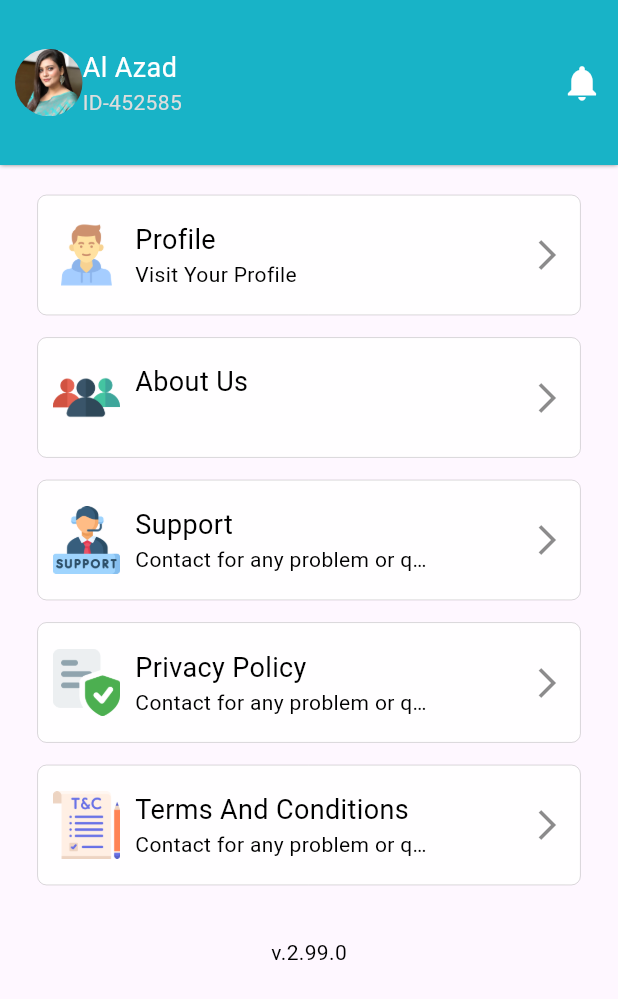
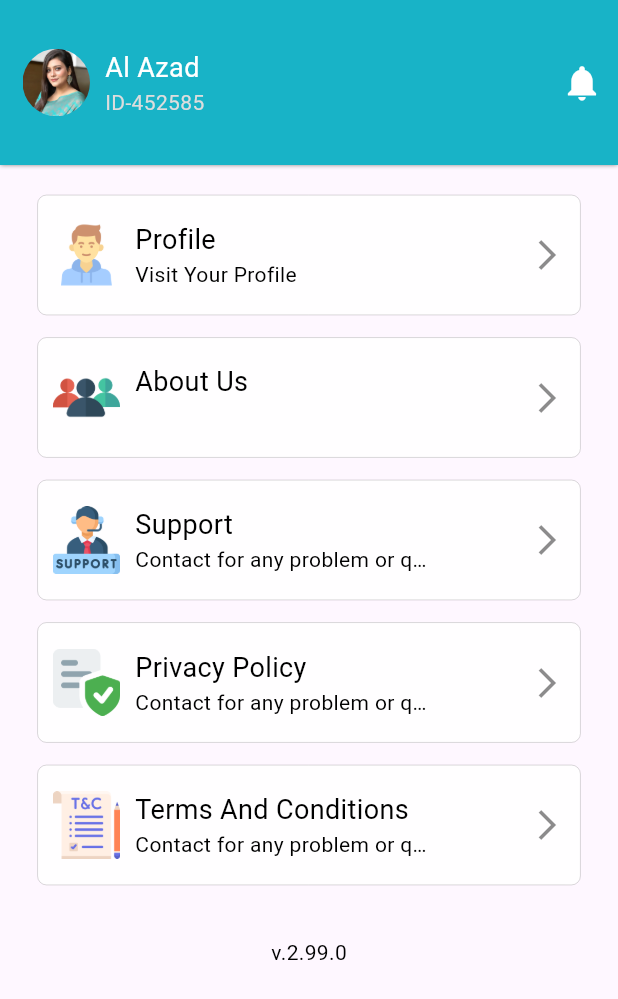
Before and after one commit to alazad214/learning_management, a Flutter app: the MenuScreen screen opened directly, on a phone screen of 412 x 824 dp. Shown: the top 999 px of the screen. Run offline on Flutter 3.47's test engine with Material 3 defaults, Android fonts, the phone set to English and light mode, and no system bars; our stand-ins replace another_carousel_pro, chewie, connectivity_plus, flutter_rating_bar, fluttertoast, get and 6 more; accounts and stored records are empty.

Commit message:
some changes

```diff
--- a/lib/views/home/views/home_screen.dart
+++ b/lib/views/home/views/home_screen.dart
@@ -17,7 +17,7 @@ class HomeScreen extends StatelessWidget {
   @override
   Widget build(BuildContext context) {
     final size = MediaQuery.of(context)
-        .size; // Use of MediaQuery.of instead of MediaQuery.sizeOf
+        .size;
 
     return Scaffold(
       body: SingleChildScrollView(
--- a/lib/views/menu/widget/settings_card.dart
+++ b/lib/views/menu/widget/settings_card.dart
@@ -29,6 +29,7 @@ class SettingsCard extends StatelessWidget {
       onTap: ontap,
       child: Container(
         height: 80,
+
         padding: const EdgeInsets.only(right: 10, left: 10),
         margin: EdgeInsets.only(bottom: 15),
         decoration: BoxDecoration(
--- a/lib/widgets/custom_appbar.dart
+++ b/lib/widgets/custom_appbar.dart
@@ -33,7 +33,7 @@ class CustomAppBar extends StatelessWidget implements PreferredSizeWidget {
               child: Container(
                   height: 45,
                   clipBehavior: Clip.antiAlias,
-                  margin: const EdgeInsets.only(left: 10.0),
+                  margin: const EdgeInsets.only(left: 15.0),
                   decoration: BoxDecoration(
                       color: Colors.blueAccent.withOpacity(0.2),
                       shape: BoxShape.circle),
@@ -42,6 +42,7 @@ class CustomAppBar extends StatelessWidget implements PreferredSizeWidget {
                     fit: BoxFit.cover,
                   )),
             ),
+            SizedBox(width: 10.0),
             Column(
               crossAxisAlignment: CrossAxisAlignment.start,
               mainAxisAlignment: MainAxisAlignment.center,
```
